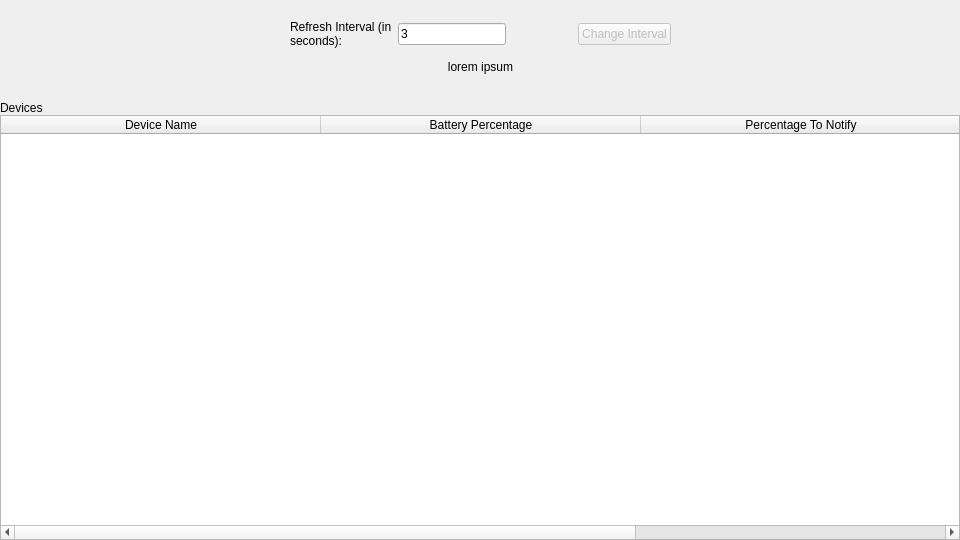
Before: the Qt Designer form gui/design_template/interface_design.ui in TryingOutSomething/BatteryTrackerServer, drawn with Qt 5.
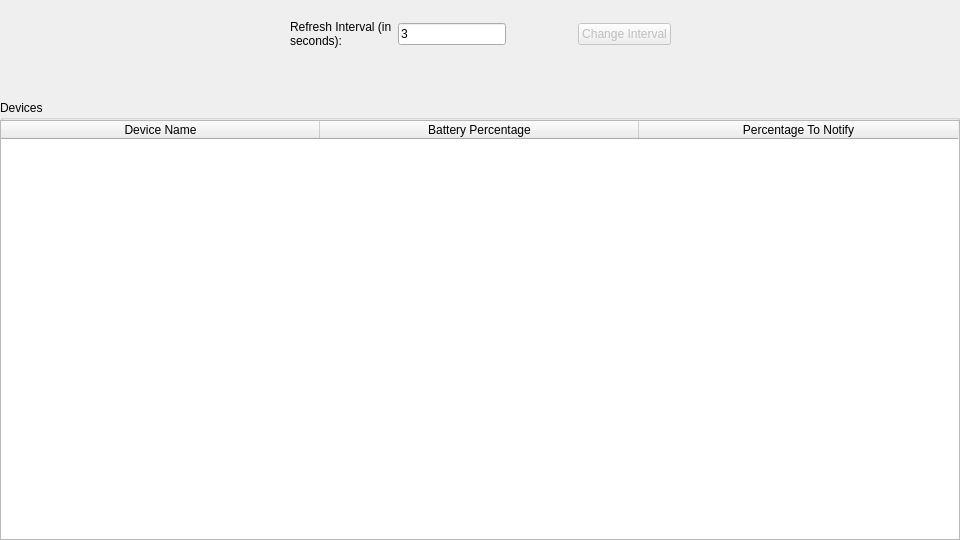
After: the same form once the commit is applied.

Commit message:
feat: add convert ui to py format script
This script will standardise the path for converting the ui file to
python script.

This commit also includes minor changes to the ui file as well.

Diff of the .ui file:
```diff
--- a/gui/design_template/interface_design.ui
+++ b/gui/design_template/interface_design.ui
@@ -35,9 +35,9 @@
     <property name="geometry">
      <rect>
       <x>0</x>
-      <y>15</y>
+      <y>20</y>
       <width>960</width>
-      <height>425</height>
+      <height>420</height>
      </rect>
     </property>
     <property name="autoScroll">
@@ -68,7 +68,7 @@
      <bool>false</bool>
     </attribute>
     <attribute name="horizontalHeaderDefaultSectionSize">
-     <number>320</number>
+     <number>319</number>
     </attribute>
     <column>
      <property name="text">
@@ -166,7 +166,7 @@
     <item>
      <widget class="QLabel" name="errorLabel">
       <property name="text">
-       <string>lorem ipsum</string>
+       <string/>
       </property>
       <property name="alignment">
        <set>Qt::AlignCenter</set>
```
The commit also changes 2 other files.
